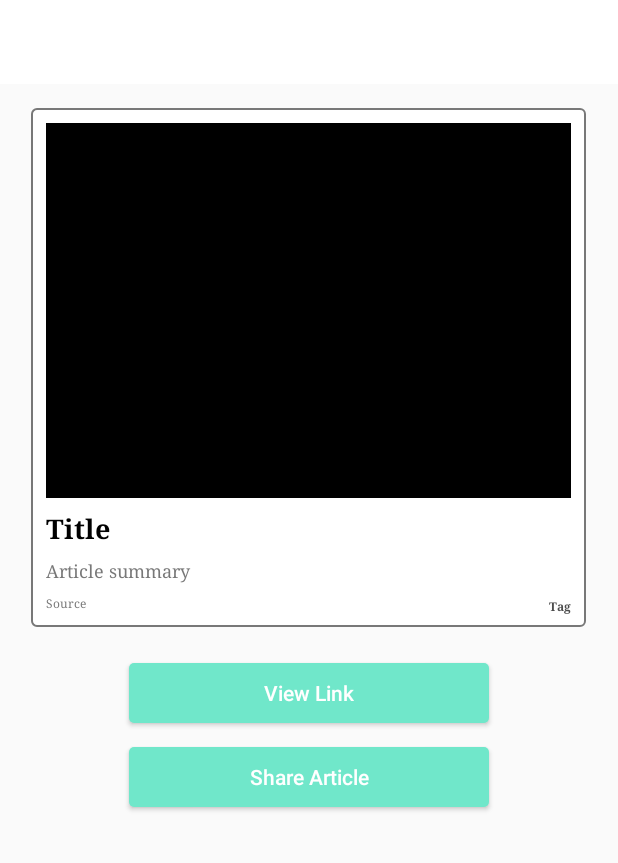
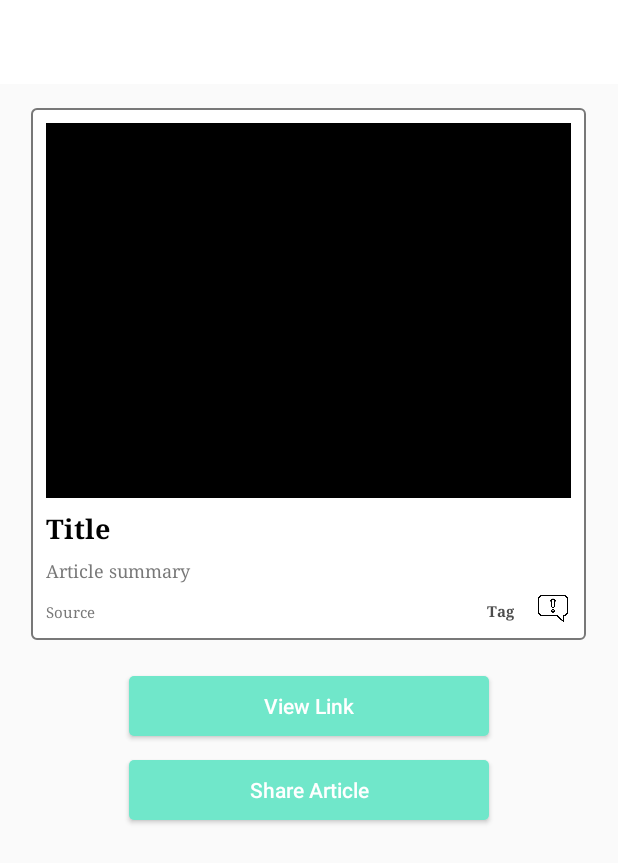
Before and after one commit to emilyreynolds89/discours, an Android app: the ArticleDetailActivity screen opened directly, with no data from a screen before it, on a phone screen of 412 x 824 dp. Shown: the top 863 px of the screen. Run offline under Robolectric (Android 15) with nearby library versions, the phone set to English and light mode, and no system bars; our stand-ins replace ButterKnife; libraries missing offline, so code that uses them is left out: com.parse; pictures from the network do not load; 7 statements that could not run were skipped.

Commit message:
Add Report Article image button to views with article

```diff
--- a/app/src/main/res/layout/activity_article_detail.xml
+++ b/app/src/main/res/layout/activity_article_detail.xml
@@ -66,33 +66,45 @@
             android:id="@+id/tvSourceDetail"
             android:layout_width="wrap_content"
             android:layout_height="wrap_content"
-            android:layout_marginTop="8dp"
-            android:layout_marginBottom="8dp"
+            android:layout_marginTop="12dp"
+            android:layout_marginBottom="12dp"
             android:fontFamily="serif"
             android:text="Source"
             android:textColor="@color/colorLightText"
-            android:textSize="8sp"
+            android:textSize="10sp"
             app:layout_constraintBottom_toBottomOf="parent"
             app:layout_constraintEnd_toEndOf="@+id/tvArticleSummaryDetail"
             app:layout_constraintHorizontal_bias="0.0"
             app:layout_constraintStart_toStartOf="@+id/tvArticleSummaryDetail"
-            app:layout_constraintTop_toBottomOf="@+id/tvArticleSummaryDetail"
-            app:layout_constraintVertical_bias="0.0" />
+            app:layout_constraintTop_toBottomOf="@+id/tvArticleSummaryDetail" />
 
         <TextView
             android:id="@+id/tvTagDetail"
             android:layout_width="wrap_content"
             android:layout_height="wrap_content"
-            android:layout_marginTop="10dp"
-            android:layout_marginBottom="8dp"
+            android:layout_marginTop="12dp"
+            android:layout_marginEnd="16dp"
+            android:layout_marginBottom="12dp"
             android:fontFamily="serif"
             android:text="Tag"
             android:textColor="@color/colorBaseText"
-            android:textSize="8sp"
+            android:textSize="10sp"
             android:textStyle="bold"
             app:layout_constraintBottom_toBottomOf="parent"
-            app:layout_constraintEnd_toEndOf="@+id/tvArticleSummaryDetail"
+            app:layout_constraintEnd_toStartOf="@+id/ibReportArticleDetail"
             app:layout_constraintTop_toBottomOf="@+id/tvArticleSummaryDetail" />
+
+        <ImageButton
+            android:id="@+id/ibReportArticleDetail"
+            android:layout_width="20dp"
+            android:layout_height="18dp"
+            android:layout_marginEnd="12dp"
+            android:layout_marginBottom="12dp"
+            android:background="@android:color/transparent"
+            android:scaleType="fitXY"
+            app:layout_constraintBottom_toBottomOf="parent"
+            app:layout_constraintEnd_toEndOf="parent"
+            app:srcCompat="@drawable/warning" />
 
     </androidx.constraintlayout.widget.ConstraintLayout>
 
```
Also changed, not shown: app/src/main/res/layout/activity_detail.xml (+22 -10 lines), app/src/main/res/layout/article_item.xml (+21 -10 lines), app/src/main/res/layout/trend_article_item.xml (+21 -7 lines), app/src/main/res/drawable/warning.png (added).
